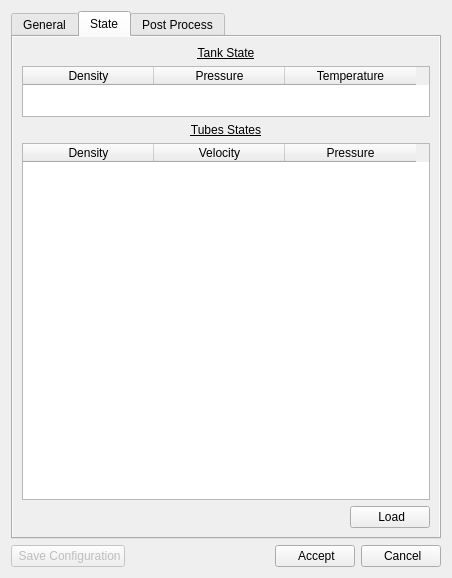
First picture: the form in ICESym-NEWGUI/windows/TankDialog.ui, repository jmarcelogimenez/icesym, before the edit.
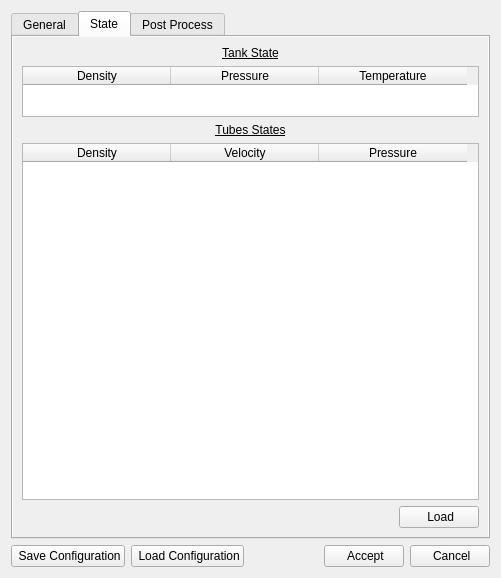
Second picture: the form after the edit. The open tabs and pages were chosen to show the change. Icons and pictures are not drawn.

Commit message: Save/Load particular configuration for all object types

The edit to the form file:
```diff
--- a/ICESym-NEWGUI/windows/TankDialog.ui
+++ b/ICESym-NEWGUI/windows/TankDialog.ui
@@ -6,7 +6,7 @@
    <rect>
     <x>0</x>
     <y>0</y>
-    <width>452</width>
+    <width>501</width>
     <height>578</height>
    </rect>
   </property>
@@ -32,7 +32,7 @@
      <item>
       <widget class="QPushButton" name="save_config_pushButton">
        <property name="enabled">
-        <bool>false</bool>
+        <bool>true</bool>
        </property>
        <property name="font">
         <font>
@@ -51,6 +51,20 @@
        </property>
       </widget>
      </item>
+     <item>
+      <widget class="QPushButton" name="load_configuration_pushButton">
+       <property name="focusPolicy">
+        <enum>Qt::NoFocus</enum>
+       </property>
+       <property name="text">
+        <string> Load Configuration</string>
+       </property>
+       <property name="icon">
+        <iconset resource="../images/images.qrc">
+         <normaloff>:/fromHelyx/fromHelyx/downloadZip16.png</normaloff>:/fromHelyx/fromHelyx/downloadZip16.png</iconset>
+       </property>
+      </widget>
+     </item>
      <item>
       <spacer name="horizontalSpacer">
        <property name="font">
@@ -421,17 +435,27 @@
        <item row="3" column="0">
         <widget class="QTableWidget" name="state_ini">
          <attribute name="horizontalHeaderDefaultSectionSize">
-          <number>131</number>
+          <number>148</number>
          </attribute>
          <column>
           <property name="text">
            <string>Density</string>
           </property>
+          <property name="font">
+           <font>
+            <pointsize>9</pointsize>
+           </font>
+          </property>
          </column>
          <column>
           <property name="text">
            <string>Velocity</string>
           </property>
+          <property name="font">
+           <font>
+            <pointsize>9</pointsize>
+           </font>
+          </property>
          </column>
          <column>
           <property name="text">
@@ -471,7 +495,7 @@
           <bool>false</bool>
          </attribute>
          <attribute name="horizontalHeaderDefaultSectionSize">
-          <number>131</number>
+          <number>148</number>
          </attribute>
          <attribute name="horizontalHeaderShowSortIndicator" stdset="0">
           <bool>false</bool>
```
Left out of the diff: 48 changed lines with no effect on the pictures. The commit also changes 9 other files.
